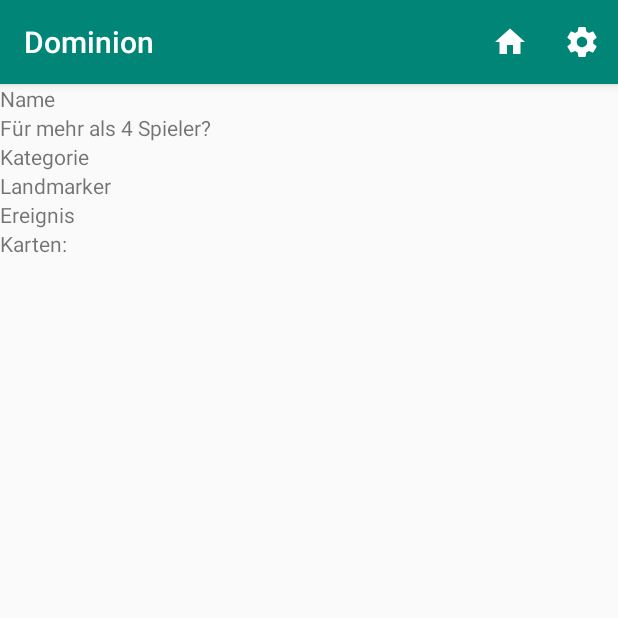
After one commit to ts67uulm/Dominion, an Android app: the ShowSavedDeck screen opened directly, with no data from a screen before it, on a phone screen of 412 x 824 dp, the top half of it. The commit adds this screen. Run offline under Robolectric (Android 15) with nearby library versions, the phone set to English and light mode, and no system bars; our stand-ins replace Room's generated code.

Commit message:
deck speichern und wieder aufrufen, actionbar home

```diff
--- a/app/build.gradle
+++ b/app/build.gradle
@@ -23,6 +23,7 @@ dependencies {
     implementation 'com.android.support:appcompat-v7:28.0.0'
     implementation 'com.android.support.constraint:constraint-layout:1.1.3'
     implementation 'androidx.appcompat:appcompat:1.0.0'
+    implementation 'androidx.constraintlayout:constraintlayout:1.1.2'
     testImplementation 'junit:junit:4.12'
     androidTestImplementation 'com.android.support.test:runner:1.0.2'
     androidTestImplementation 'com.android.support.test.espresso:espresso-core:3.0.2'
--- a/app/src/main/AndroidManifest.xml
+++ b/app/src/main/AndroidManifest.xml
@@ -18,10 +18,11 @@
         </activity>
         <activity android:name=".ChooseCards" />
         <activity android:name=".ShowDeck" />
-        <activity android:name=".ShowSavedDecks"></activity>
+        <activity android:name=".ShowSavedDecks" />
         <activity
             android:name=".AlertDialogs.AlertDialogSaveDeck"
             android:theme="@style/Theme.AppCompat.Dialog" />
+        <activity android:name=".ShowSavedDeck"></activity>
     </application>
 
 </manifest>
--- a/app/src/main/java/stenzel/tim/dominion/DB/CCDDao.java
+++ b/app/src/main/java/stenzel/tim/dominion/DB/CCDDao.java
@@ -3,6 +3,7 @@ package stenzel.tim.dominion.DB;
 import androidx.room.Dao;
 import androidx.room.Delete;
 import androidx.room.Insert;
+import androidx.room.Query;
 import stenzel.tim.dominion.Classes.CCD;
 
 @Dao
@@ -14,6 +15,9 @@ public interface CCDDao {
     @Insert
     void insertAll(CCD... ccds);
 
+    @Query("SELECT * FROM CCD WHERE deckId = :id")
+    CCD getCCDByDeckId(int id);
+
     @Delete
     void deleteElement(CCD ccd);
 
--- a/app/src/main/java/stenzel/tim/dominion/DB/DeckDao.java
+++ b/app/src/main/java/stenzel/tim/dominion/DB/DeckDao.java
@@ -18,8 +18,17 @@ public interface DeckDao {
     @Insert
     void insertAll(Deck... decks);
 
+    @Query("SELECT * FROM Deck")
+    List<Deck> getAllDecks();
+
     @Query("SELECT id FROM Deck WHERE name = :name AND morePlayers = :morePlayers AND category = :category AND kurvenId = :id")
     int getDeckId(String name, boolean morePlayers, String category, int id);
+
+    @Query("SELECT * FROM Deck WHERE id = :id")
+    Deck getDeckById(int id);
+
+    @Query("SELECT * FROM Deck WHERE name = :name")
+    Deck getDeckByName(String name);
 
     @Delete
     void deleteElement(Deck d);
--- a/app/src/main/java/stenzel/tim/dominion/MainActivity.java
+++ b/app/src/main/java/stenzel/tim/dominion/MainActivity.java
@@ -169,6 +169,11 @@ public class MainActivity extends AppCompatActivity {
                 Intent intent = new Intent(context, ShowSavedDecks.class);
                 startActivity(intent);
                 return true;
+            case R.id.action_home:
+                intent = new Intent(context, MainActivity.class);
+                startActivity(intent);
+                return true;
+
         }
 
         return super.onOptionsItemSelected(item);
--- /dev/null
+++ b/app/src/main/java/stenzel/tim/dominion/ShowSavedDeck.java
@@ -0,0 +1,154 @@
+package stenzel.tim.dominion;
+
+import androidx.appcompat.app.AppCompatActivity;
+import androidx.recyclerview.widget.LinearLayoutManager;
+import androidx.recyclerview.widget.RecyclerView;
+import stenzel.tim.dominion.Classes.CCD;
+import stenzel.tim.dominion.Classes.Card;
+import stenzel.tim.dominion.Classes.Deck;
+import stenzel.tim.dominion.DB.AppDatabase;
+import stenzel.tim.dominion.DB.CCDDao;
+import stenzel.tim.dominion.DB.CardDao;
+import stenzel.tim.dominion.DB.DeckDao;
+import stenzel.tim.dominion.ListAdapter.ListAdapterShowDeck;
+
+import android.content.Context;
+import android.content.Intent;
+import android.os.Bundle;
+import android.view.Menu;
+import android.view.MenuInflater;
+import android.view.MenuItem;
+import android.widget.TextView;
+
+import java.util.ArrayList;
+import java.util.List;
+
+public class ShowSavedDeck extends AppCompatActivity {
+
+    private Context context;
+
+    private TextView name, morePlayers, category, landmarker, ereignis;
+    private RecyclerView mRecyclerView;
+    private RecyclerView.Adapter mAdapter;
+    private RecyclerView.LayoutManager mLayoutManager;
+
+    private AppDatabase db;
+    private DeckDao deckDao;
+    private CCDDao ccdDao;
+    private CardDao cardDao;
+
+    private Deck chosenDeck;
+    private CCD ccd;
+    private Card landmarkerInDeck, ereignisInDeck;
+
+    private List<Card> allCards, cardsInDeck;
+
+    private int deckId;
+
+    @Override
+    protected void onCreate(Bundle savedInstanceState) {
+        super.onCreate(savedInstanceState);
+        setContentView(R.layout.activity_show_saved_deck);
+
+        context = ShowSavedDeck.this;
+
+        db = AppDatabase.getAppDatabase(context);
+        deckDao = db.getDeckDao();
+        ccdDao = db.getCCDDao();
+        cardDao = db.getCardDao();
+
+        name = findViewById(R.id.show_saved_deck_name);
+        morePlayers = findViewById(R.id.show_saved_deck_morePlayers);
+        category = findViewById(R.id.show_saved_deck_category);
+        landmarker = findViewById(R.id.show_saved_deck_landmarker);
+        ereignis = findViewById(R.id.show_saved_deck_ereignis);
+        mRecyclerView = findViewById(R.id.show_saved_deck_recyclerview);
+
+        mLayoutManager = new LinearLayoutManager(context);
+        mRecyclerView.setLayoutManager(mLayoutManager);
+
+        cardsInDeck = new ArrayList<>();
+
+        Intent intent = getIntent();
+
+        deckId = intent.getIntExtra("deckId", -1);
+
+        if (deckId != -1){
+
+            chosenDeck = deckDao.getDeckById(deckId);
+
+            ccd = ccdDao.getCCDByDeckId(deckId);
+
+            allCards = cardDao.getAllCards();
+
+            int tmpCardId = ccd.getCard0();
+            cardsInDeck.add(allCards.get(tmpCardId));
+            tmpCardId = ccd.getCard1();
+            cardsInDeck.add(allCards.get(tmpCardId));
+            tmpCardId = ccd.getCard2();
+            cardsInDeck.add(allCards.get(tmpCardId));
+            tmpCardId = ccd.getCard3();
+            cardsInDeck.add(allCards.get(tmpCardId));
+            tmpCardId = ccd.getCard4();
+            cardsInDeck.add(allCards.get(tmpCardId));
+            tmpCardId = ccd.getCard5();
+            cardsInDeck.add(allCards.get(tmpCardId));
+            tmpCardId = ccd.getCard6();
+            cardsInDeck.add(allCards.get(tmpCardId));
+            tmpCardId = ccd.getCard7();
+            cardsInDeck.add(allCards.get(tmpCardId));
+            tmpCardId = ccd.getCard8();
+            cardsInDeck.add(allCards.get(tmpCardId));
+            tmpCardId = ccd.getCard9();
+            cardsInDeck.add(allCards.get(tmpCardId));
+
+            landmarkerInDeck = allCards.get(ccd.getLandmarker());
+            ereignisInDeck = allCards.get(ccd.getEreignis());
+
+            //set all data in view
+            name.setText(chosenDeck.getName());
+
+            if (chosenDeck.isMorePlayers()){
+                morePlayers.setText("Für mehr als 4 Spieler geeignet.");
+            } else {
+                morePlayers.setText("Nicht für mehr als 4 Spieler geeignet.");
+            }
+
+            category.setText(chosenDeck.getCategory());
+
+            landmarker.setText(landmarkerInDeck.getName());
+
+            ereignis.setText(ereignisInDeck.getName());
+
+            mAdapter = new ListAdapterShowDeck(context, cardsInDeck);
+            mRecyclerView.setAdapter(mAdapter);
+
+        }
+    }
+
+    @Override
+    public boolean onCreateOptionsMenu(Menu menu){
+
+        MenuInflater menuInflater = getMenuInflater();
+        menuInflater.inflate(R.menu.actionbar, menu);
+
+        return true;
+    }
+
+    @Override
+    public boolean onOptionsItemSelected(MenuItem item) {
+        switch (item.getItemId()){
+            case R.id.action_preset:
+                Intent intent = new Intent(context, ShowSavedDecks.class);
+                startActivity(intent);
+                return true;
+            case R.id.action_home:
+                intent = new Intent(context, MainActivity.class);
+                startActivity(intent);
+                return true;
+
+        }
+
+        return super.onOptionsItemSelected(item);
+    }
+}
--- /dev/null
+++ b/app/src/main/res/drawable/ic_home_white_24dp.xml
@@ -0,0 +1,5 @@
+<vector android:height="24dp" android:tint="#FFFFFF"
+    android:viewportHeight="24.0" android:viewportWidth="24.0"
+    android:width="24dp" xmlns:android="http://schemas.android.com/apk/res/android">
+    <path android:fillColor="#FF000000" android:pathData="M10,20v-6h4v6h5v-8h3L12,3 2,12h3v8z"/>
+</vector>
--- /dev/null
+++ b/app/src/main/res/layout/activity_show_saved_deck.xml
@@ -0,0 +1,55 @@
+<?xml version="1.0" encoding="utf-8"?>
+<LinearLayout xmlns:android="http://schemas.android.com/apk/res/android"
+    xmlns:app="http://schemas.android.com/apk/res-auto"
+    xmlns:tools="http://schemas.android.com/tools"
+    android:layout_width="match_parent"
+    android:layout_height="match_parent"
+    android:orientation="vertical"
+    tools:context=".ShowSavedDeck">
+
+    <TextView
+        android:id="@+id/show_saved_deck_name"
+        android:layout_width="match_parent"
+        android:layout_height="wrap_content"
+        android:text="Name"/>
+
+    <TextView
+        android:id="@+id/show_saved_deck_morePlayers"
+        android:layout_width="match_parent"
+        android:layout_height="wrap_content"
+        android:text="Für mehr als 4 Spieler?"/>
+
+    <TextView
+        android:id="@+id/show_saved_deck_category"
+        android:layout_width="match_parent"
+        android:layout_height="wrap_content"
+        android:text="Kategorie"/>
+
+    <TextView
+        android:id="@+id/show_saved_deck_landmarker"
+        android:layout_width="match_parent"
+        android:layout_height="wrap_content"
+        android:text="Landmarker"/>
+
+    <TextView
+        android:id="@+id/show_saved_deck_ereignis"
+        android:layout_width="match_parent"
+        android:layout_height="wrap_content"
+        android:text="Ereignis"/>
+
+    <TextView
+        android:layout_width="match_parent"
+        android:layout_height="wrap_content"
+        android:text="Karten:"/>
+
+    <androidx.recyclerview.widget.RecyclerView
+        android:id="@+id/show_saved_deck_recyclerview"
+        android:layout_width="match_parent"
+        android:layout_height="wrap_content">
+
+
+    </androidx.recyclerview.widget.RecyclerView>
+
+
+
+</LinearLayout>
--- a/app/src/main/res/menu/actionbar.xml
+++ b/app/src/main/res/menu/actionbar.xml
@@ -1,6 +1,12 @@
 <?xml version="1.0" encoding="utf-8"?>
 <menu xmlns:android="http://schemas.android.com/apk/res/android"
     xmlns:app="http://schemas.android.com/apk/res-auto">
+
+    <item
+        android:id="@+id/action_home"
+        android:title="home"
+        android:icon="@drawable/ic_home_white_24dp"
+        app:showAsAction="always"/>
 
     <item
         android:id="@+id/action_preset"
```
Also changed, not shown: app/src/main/java/stenzel/tim/dominion/AlertDialogs/AlertDialogSaveDeck.java (+22 -2 lines), app/src/main/java/stenzel/tim/dominion/ListAdapter/ListAdapterDecks.java (added, +82 -0 lines), app/src/main/java/stenzel/tim/dominion/ListAdapter/ListAdapterShowDeck.java (added, +67 -0 lines), app/src/main/java/stenzel/tim/dominion/ShowDeck.java (+30 -2 lines), app/src/main/java/stenzel/tim/dominion/ShowSavedDecks.java (+62 -0 lines), app/src/main/res/layout/activity_alert_dialog_save_deck.xml (+7 -1 lines), app/src/main/res/layout/activity_show_saved_decks.xml (+13 -2 lines), app/src/main/res/layout/list_frag_saved_deck.xml (added, +12 -0 lines), app/src/main/res/layout/list_frag_saved_decks.xml (added, +12 -0 lines), 1 other file.
